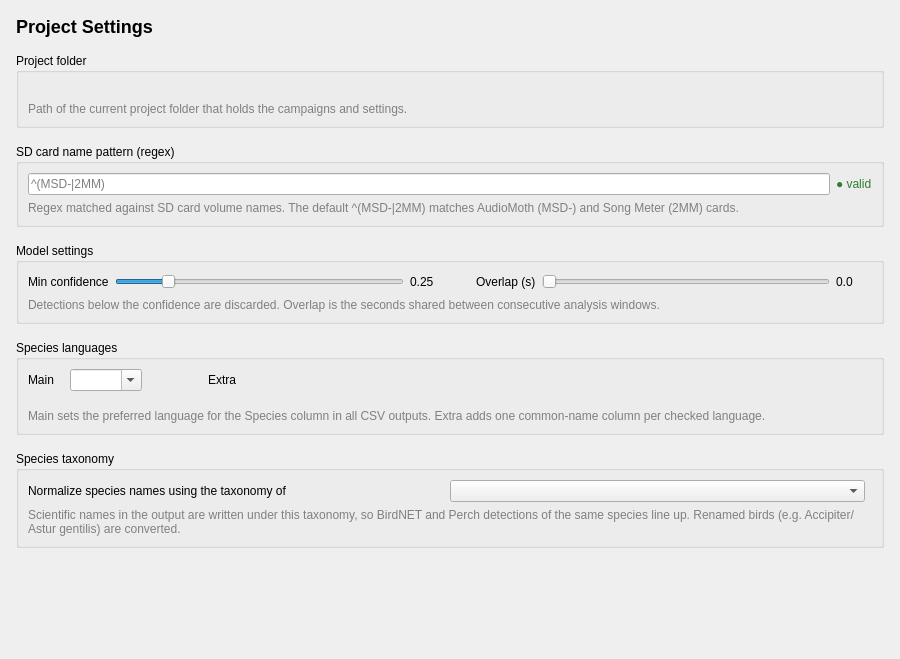
First picture: the form in src/pam_analyzer/ui/panels/project_panel.ui, repository kenwer/pam-analyzer, before the edit.
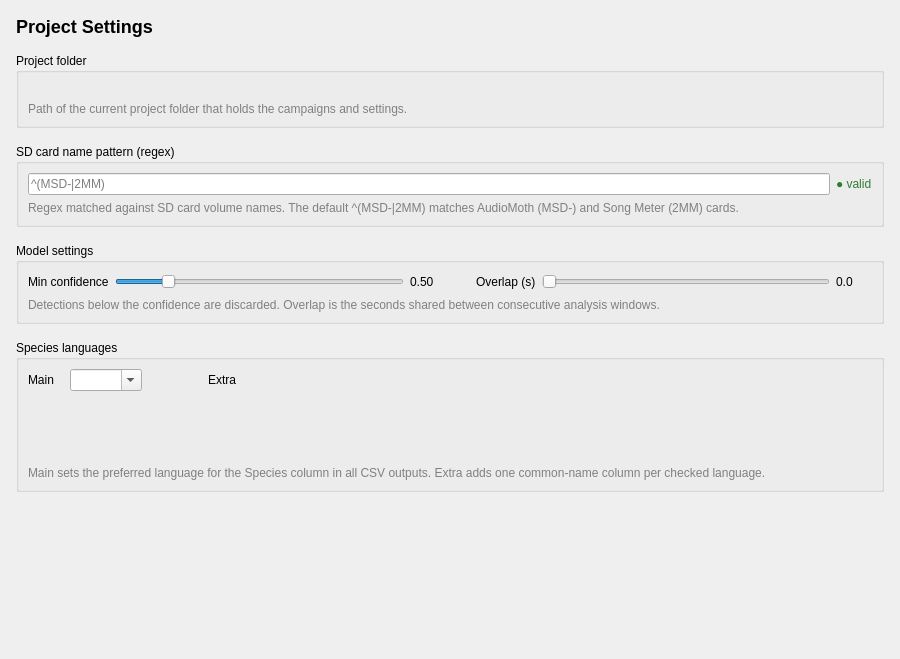
Second picture: the form after the edit.

Commit message: Add BirdNET-3.0-preview3.1 remove Perch-2.0 and BirdNET-2.4

```diff
--- a/src/pam_analyzer/ui/panels/project_panel.ui
+++ b/src/pam_analyzer/ui/panels/project_panel.ui
@@ -160,7 +160,7 @@
            </size>
           </property>
           <property name="text">
-           <string>0.25</string>
+           <string>0.50</string>
           </property>
          </widget>
         </item>
@@ -345,50 +345,6 @@
      </layout>
     </widget>
    </item>
-   <item>
-    <widget class="QGroupBox" name="taxonomy_group">
-     <property name="title">
-      <string>Species taxonomy</string>
-     </property>
-     <layout class="QVBoxLayout" name="taxonomy_layout">
-      <item>
-       <layout class="QHBoxLayout" name="taxonomy_row">
-        <item>
-         <widget class="QLabel" name="taxonomy_label">
-          <property name="text">
-           <string>Normalize species names using the taxonomy of</string>
-          </property>
-         </widget>
-        </item>
-        <item>
-         <widget class="QComboBox" name="taxonomy_combo">
-         </widget>
-        </item>
-        <item>
-         <spacer name="taxonomy_spacer">
-          <property name="orientation">
-           <enum>Qt::Orientation::Horizontal</enum>
-          </property>
-         </spacer>
-        </item>
-       </layout>
-      </item>
-      <item>
-       <widget class="QLabel" name="taxonomy_caption_label">
-        <property name="styleSheet">
-         <string>color: gray;</string>
-        </property>
-        <property name="text">
-         <string>Scientific names in the output are written under this taxonomy, so BirdNET and Perch detections of the same species line up. Renamed birds (e.g. Accipiter/Astur gentilis) are converted.</string>
-        </property>
-        <property name="wordWrap">
-         <bool>true</bool>
-        </property>
-       </widget>
-      </item>
-     </layout>
-    </widget>
-   </item>
    <item>
     <spacer name="bottom_spacer">
      <property name="orientation">
```
The commit also changes 49 other files.
